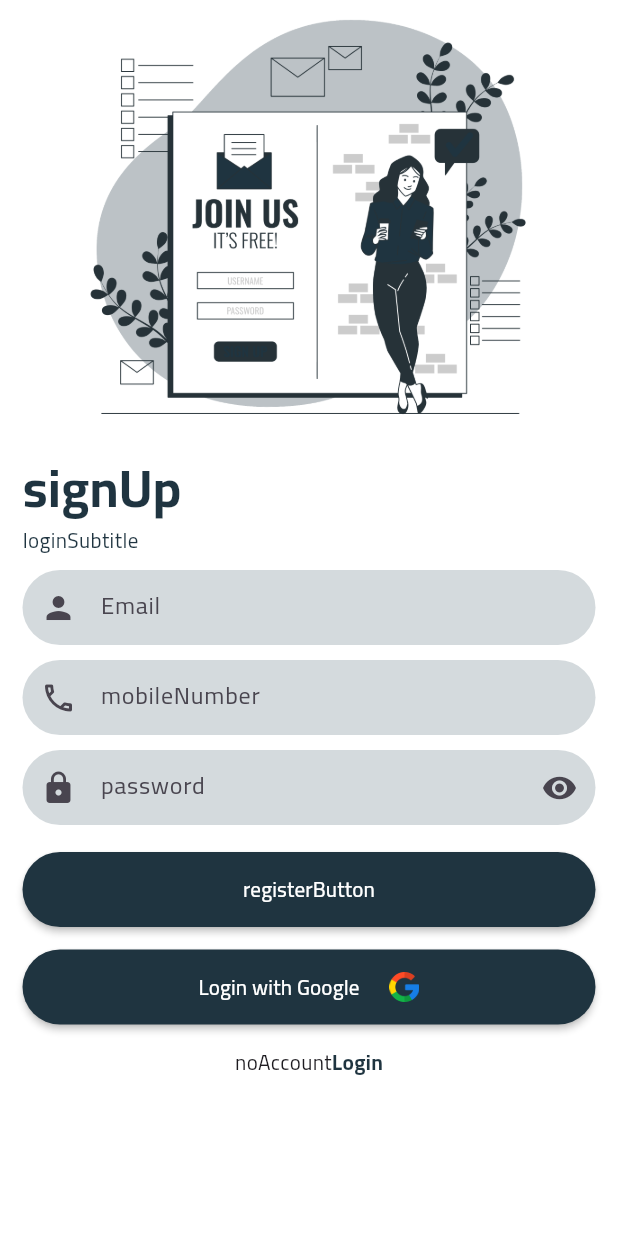
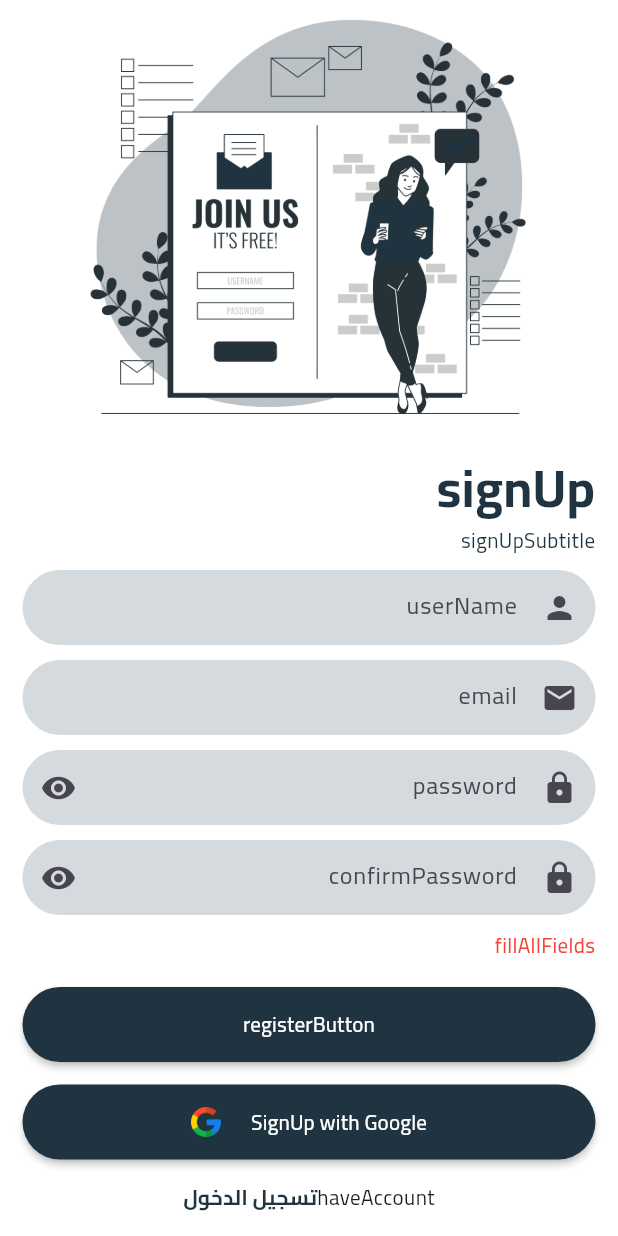
Before and after one commit to AmeenEng/mihnati2, a Flutter app: the RegisterScreen screen opened directly, after a tap on "registerButton", on a phone screen of 412 x 824 dp. Run offline on Flutter 3.47's test engine with Material 3 defaults, Android fonts, the light colour scheme and no system bars; our stand-ins replace easy_localization, firebase_auth, firebase_core, get, shared_preferences, smooth_page_indicator; accounts and stored records are empty.

Commit message:
add the require to make the sign in with Email work

```diff
--- a/lib/auth/login/login_model.dart
+++ b/lib/auth/login/login_model.dart
@@ -1,12 +1,12 @@
 import 'package:shared_preferences/shared_preferences.dart';
 
 class LoginModel {
-  final String username;
+  final String email;
   final String password;
   final bool rememberMe;
 
   const LoginModel({
-    required this.username,
+    required this.email,
     required this.password,
     this.rememberMe = false,
   });
--- a/lib/auth/register/register_controller.dart
+++ b/lib/auth/register/register_controller.dart
@@ -1,52 +1,101 @@
 import 'package:easy_localization/easy_localization.dart';
+import 'package:firebase_auth/firebase_auth.dart';
 import 'package:flutter/material.dart';
-import 'register_model.dart';
 
 class RegisterController {
   final TextEditingController usernameController = TextEditingController();
-  final TextEditingController mobileController = TextEditingController();
+  final TextEditingController emailController = TextEditingController();
   final TextEditingController passwordController = TextEditingController();
+  final TextEditingController confirmPasswordController =
+      TextEditingController();
 
   bool secure = true;
-  bool rememberMe = false;
+  bool confirmSecure = true;
   String error = '';
 
-  void showpassword() {
+  void showPassword() {
     secure = !secure;
   }
 
-  void rememberMethod(bool value) {
-    rememberMe = value;
+  void showConfirmPassword() {
+    confirmSecure = !confirmSecure;
+  }
+
+  bool validateEmail(String email) {
+    return RegExp(r'^[\w-\.]+@([\w-]+\.)+[\w-]{2,4}$').hasMatch(email);
+  }
+
+  bool validatePassword(String password) {
+    return password.length >= 6;
   }
 
   Future<bool> handleRegister() async {
-    final username = usernameController.text;
-    final mobile = mobileController.text;
+    final username = usernameController.text.trim();
+    final email = emailController.text.trim();
     final password = passwordController.text;
+    final confirmPassword = confirmPasswordController.text;
 
-    if (username.isEmpty || mobile.isEmpty || password.isEmpty) {
+    if (username.isEmpty ||
+        email.isEmpty ||
+        password.isEmpty ||
+        confirmPassword.isEmpty) {
       error = tr("fillAllFields");
       return false;
     }
 
-    if (!RegisterModel.validateMobile(mobile)) {
-      error = tr("invalidMobileNumber");
+    if (!validateEmail(email)) {
+      error = tr("invalidEmail");
       return false;
     }
 
-    if (!RegisterModel.validatePassword(password)) {
+    if (!validatePassword(password)) {
       error = tr("lengthPassword");
       return false;
     }
 
-    await RegisterModel.registerUser(username, mobile, password);
-    error = '';
-    return true;
+    if (password != confirmPassword) {
+      error = tr("passwordsDoNotMatch");
+      return false;
+    }
+
+    try {
+      // Create user with email and password
+      final userCredential =
+          await FirebaseAuth.instance.createUserWithEmailAndPassword(
+        email: email,
+        password: password,
+      );
+
+      // Update the user's display name
+      await userCredential.user?.updateDisplayName(username);
+
+      error = '';
+      return true;
+    } on FirebaseAuthException catch (e) {
+      switch (e.code) {
+        case 'weak-password':
+          error = tr("weakPassword");
+          break;
+        case 'email-already-in-use':
+          error = tr("emailAlreadyInUse");
+          break;
+        case 'invalid-email':
+          error = tr("invalidEmail");
+          break;
+        default:
+          error = tr("registrationError");
+      }
+      return false;
+    } catch (e) {
+      error = tr("registrationError");
+      return false;
+    }
   }
 
   void dispose() {
     usernameController.dispose();
-    mobileController.dispose();
+    emailController.dispose();
     passwordController.dispose();
+    confirmPasswordController.dispose();
   }
 }
--- a/lib/auth/register/register_screen.dart
+++ b/lib/auth/register/register_screen.dart
@@ -2,6 +2,7 @@
 import 'package:flutter/material.dart';
 import 'package:get/get.dart';
 import 'package:mihnati2/auth/login/login_screen.dart';
+import 'package:mihnati2/home.dart';
 import 'register_controller.dart';
 
 class RegisterScreen extends StatefulWidget {
@@ -24,7 +25,7 @@
     final success = await _controller.handleRegister();
     if (success) {
       if (mounted) {
-        Navigator.pushReplacementNamed(context, '/Login');
+        Get.off(Home());
       }
     } else {
       setState(() {});
@@ -42,10 +43,11 @@
             crossAxisAlignment: CrossAxisAlignment.start,
             children: [
               Center(
-                  child: Image.asset(
-                "assets/image/auth-Image/Sign up-bro.png",
-                width: 300,
-              )),
+                child: Image.asset(
+                  "assets/image/auth-Image/Sign up-bro.png",
+                  width: 300,
+                ),
+              ),
               Text(
                 tr("signUp"),
                 style: TextStyle(
@@ -55,7 +57,7 @@
                 ),
               ),
               Text(
-                tr("loginSubtitle"),
+                tr("signUpSubtitle"),
                 style: TextStyle(
                   color: Color(0xFF1F3440),
                 ),
@@ -70,7 +72,7 @@
                     filled: true,
                     fillColor: const Color(0xFFD4DADD),
                     prefixIcon: const Icon(Icons.person),
-                    hintText: tr("Email"),
+                    hintText: tr("userName"),
                     border: OutlineInputBorder(
                       borderRadius: BorderRadius.circular(25),
                       borderSide: BorderSide.none,
@@ -83,13 +85,13 @@
                 width: double.infinity,
                 height: 50,
                 child: TextFormField(
-                  controller: _controller.mobileController,
-                  keyboardType: TextInputType.phone,
+                  controller: _controller.emailController,
+                  keyboardType: TextInputType.emailAddress,
                   decoration: InputDecoration(
                     filled: true,
                     fillColor: const Color(0xFFD4DADD),
-                    prefixIcon: const Icon(Icons.phone_outlined),
-                    hintText: tr("mobileNumber"),
+                    prefixIcon: const Icon(Icons.email),
+                    hintText: tr("email"),
                     border: OutlineInputBorder(
                       borderRadius: BorderRadius.circular(25),
                       borderSide: BorderSide.none,
@@ -116,11 +118,42 @@
                       ),
                       onPressed: () {
                         setState(() {
-                          _controller.showpassword();
+                          _controller.showPassword();
                         });
                       },
                     ),
                     hintText: tr("password"),
+                    border: OutlineInputBorder(
+                      borderRadius: BorderRadius.circular(25),
+                      borderSide: BorderSide.none,
+                    ),
+                  ),
+                ),
+              ),
+              const SizedBox(height: 10),
+              SizedBox(
+                width: double.infinity,
+                height: 50,
+                child: TextFormField(
+                  controller: _controller.confirmPasswordController,
+                  obscureText: _controller.confirmSecure,
+                  decoration: InputDecoration(
+                    filled: true,
+                    fillColor: const Color(0xFFD4DADD),
+                    prefixIcon: const Icon(Icons.lock),
+                    suffixIcon: IconButton(
+                      icon: Icon(
+                        _controller.confirmSecure
+                            ? Icons.visibility
+                            : Icons.visibility_off,
+                      ),
+                      onPressed: () {
+                        setState(() {
+                          _controller.showConfirmPassword();
+                        });
+                      },
+                    ),
+                    hintText: tr("confirmPassword"),
                     border: OutlineInputBorder(
                       borderRadius: BorderRadius.circular(25),
                       borderSide: BorderSide.none,
@@ -137,24 +170,6 @@
                     style: const TextStyle(color: Colors.red),
                   ),
                 ),
-              // Row(
-              //   mainAxisAlignment: MainAxisAlignment.spaceBetween,
-              //   children: [
-              //     Text(tr("rememberMe")),
-              //     Switch(
-              //       activeColor: const Color(0xFF70797E),
-              //       activeTrackColor: const Color(0xFF1F3440),
-              //       inactiveThumbColor: const Color(0xFFBABDBE),
-              //       inactiveTrackColor: const Color(0xFFD9E2E6),
-              //       value: _controller.rememberMe,
-              //       onChanged: (value) {
-              //         setState(() {
-              //           _controller.rememberMethod(value);
-              //         });
-              //       },
-              //     )
-              //   ],
-              // ),
               const SizedBox(height: 8),
               MaterialButton(
                 color: const Color(0xFF1F3440),
@@ -163,7 +178,7 @@
                 shape: RoundedRectangleBorder(
                   borderRadius: BorderRadius.circular(25),
                 ),
-                onPressed: () {},
+                onPressed: _handleRegister,
                 child: Text(
                   tr("registerButton"),
                   style: TextStyle(
@@ -179,12 +194,14 @@
                 shape: RoundedRectangleBorder(
                   borderRadius: BorderRadius.circular(25),
                 ),
-                onPressed: _handleRegister,
+                onPressed: () {
+                  // TODO: Implement Google Sign In
+                },
                 child: Row(
                   mainAxisAlignment: MainAxisAlignment.center,
                   children: [
                     Text(
-                      tr("Login with Google"),
+                      tr("SignUp with Google"),
                       style: TextStyle(
                         color: Colors.white,
                       ),
@@ -201,7 +218,7 @@
               Row(
                 mainAxisAlignment: MainAxisAlignment.center,
                 children: [
-                  Text(tr("noAccount")),
+                  Text(tr("haveAccount")),
                   GestureDetector(
                     child: Text(
                       tr("login"),
--- a/pubspec.yaml
+++ b/pubspec.yaml
@@ -45,6 +45,7 @@
     sdk: flutter
   easy_localization: ^3.0.7+1
   get: ^4.7.2
+  google_sign_in: ^6.3.0
 
 dev_dependencies:
   flutter_test:
```
Also changed, not shown: lib/auth/login/login_controller.dart (+32 -11 lines), lib/auth/login/login_screen.dart (+10 -6 lines), lib/main.dart (+47 -5 lines), pubspec.lock, 1 other file.
